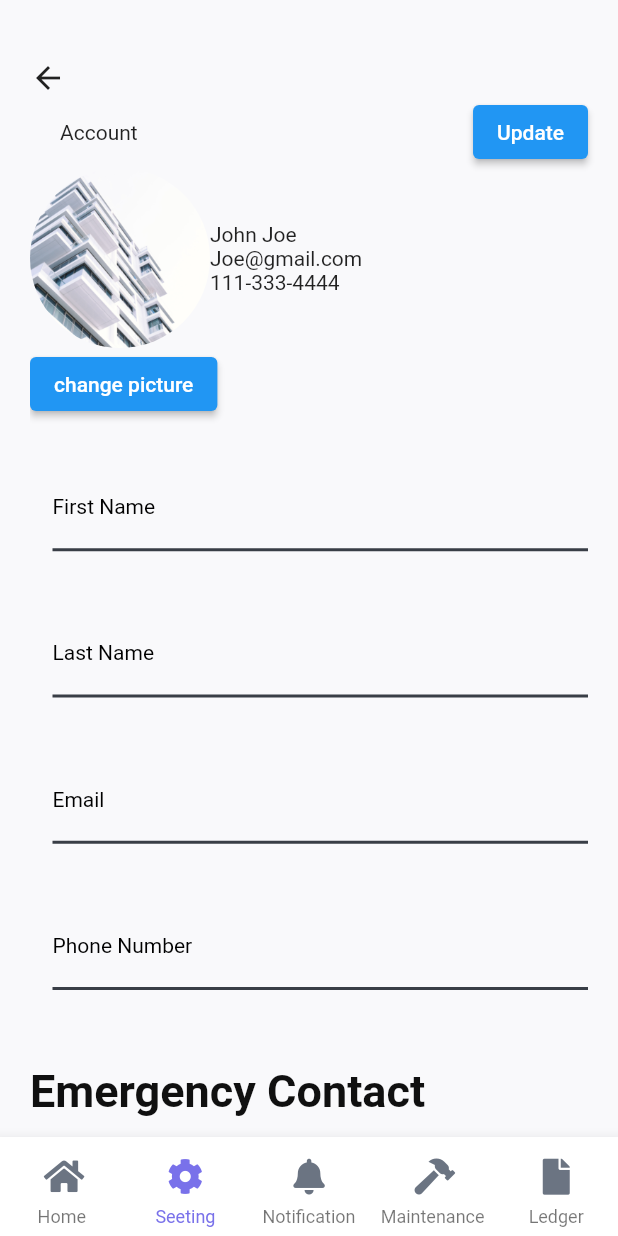
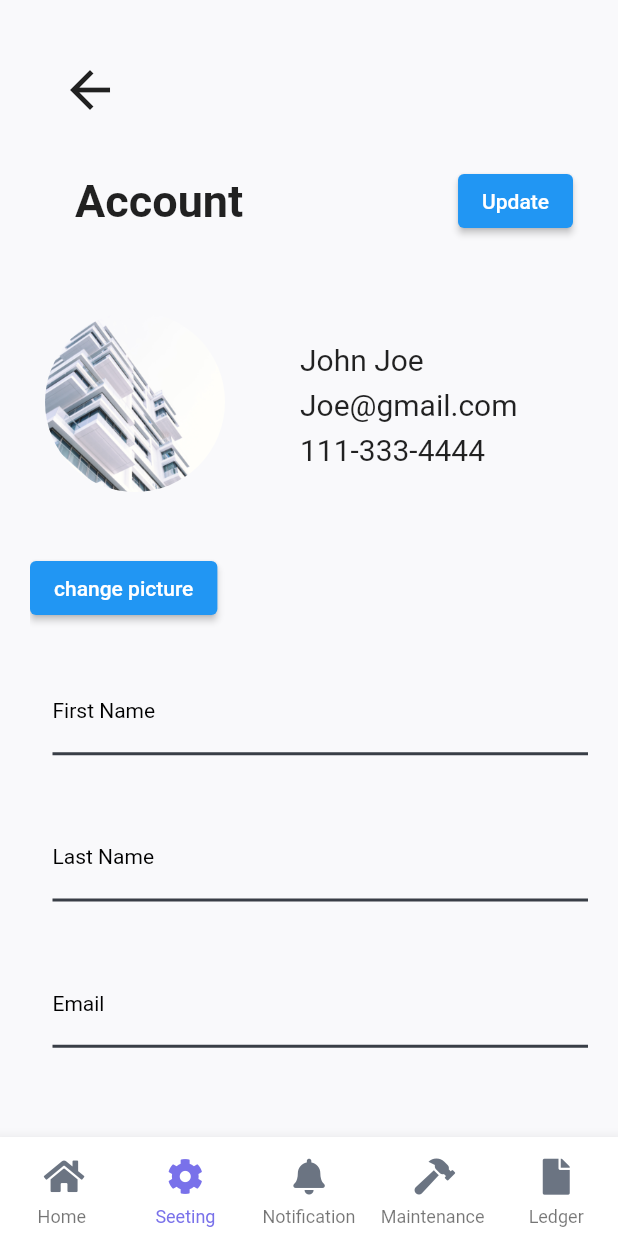
Before and after one commit to etiosa/Co-op-Pad, a Flutter app: the screen it shows after launch, item 2 of the bottom bar chosen, on a phone screen of 412 x 824 dp. Run offline on Flutter 3.47's test engine with Material 2 defaults, Android fonts, the phone set to English and light mode, and no system bars; our stand-ins replace font_awesome_flutter; Roboto replaces fonts that are missing (Poppins).

Commit message:
setting page done

```diff
--- a/lib/view/member/Setting.dart
+++ b/lib/view/member/Setting.dart
@@ -21,13 +21,24 @@ class _SettingState extends State<Setting> {
             mainAxisAlignment: MainAxisAlignment.start,
             crossAxisAlignment: CrossAxisAlignment.start,
             children: [
-              Icon(Icons.arrow_back),
+              Padding(
+                padding: const EdgeInsets.only(bottom: 30.0, left: 20),
+                child: Icon(Icons.arrow_back,
+
+                size: 40,),
+              ),
               Padding(
                 padding: const EdgeInsets.only(left:20.0, right:20.0),
+                child: Padding(
+                  padding: const EdgeInsets.only(bottom:50.0, left: 10, right: 10),
                   child: Row(
                     mainAxisAlignment: MainAxisAlignment.spaceBetween,
                     children: [
-                    Text('Account'),
+                      Text('Account',
+                        style: TextStyle(fontWeight: FontWeight.bold,
+                          fontSize: 30
+                        ),
+                      ),
                       ElevatedButton(
                           onPressed: () {
                             print('update');
@@ -36,13 +47,17 @@ class _SettingState extends State<Setting> {
                     ],
                   ),
                 ),
+              ),
 
-            Row(
+            Padding(
+              padding: const EdgeInsets.only(bottom:40.0, left:10),
+              child: Row(
                 mainAxisAlignment: MainAxisAlignment.start,
                 children: [
                  Container(
                           height: 120,
                           width: 120,
+                          margin: EdgeInsets.only(right:50),
                           decoration: BoxDecoration(
                               shape: BoxShape.circle,
                               image: new DecorationImage(
@@ -52,13 +67,22 @@ class _SettingState extends State<Setting> {
                         Column(
                           crossAxisAlignment: CrossAxisAlignment.start,
                           children: [
-                      Text('John Joe'),
-                      Text('Joe@gmail.com'),
-                      Text('111-333-4444')
+                        Text('John Joe',
+                          style: TextStyle(fontSize: 20,
+                                    height: 1.5
+                          ),
+                        ),
+                        Text('Joe@gmail.com',
+                              style: TextStyle(fontSize: 20, height: 1.5),
+                            ),
+                        Text('111-333-4444',
+                              style: TextStyle(fontSize: 20, height: 1.5),
+                            )
                         ],)
 
 
               ],),
+            ),
 
             ElevatedButton(onPressed: (){print('change picture');},
             child:Text('change picture'),
```
Lines whose indentation alone changed are shown as unchanged.
